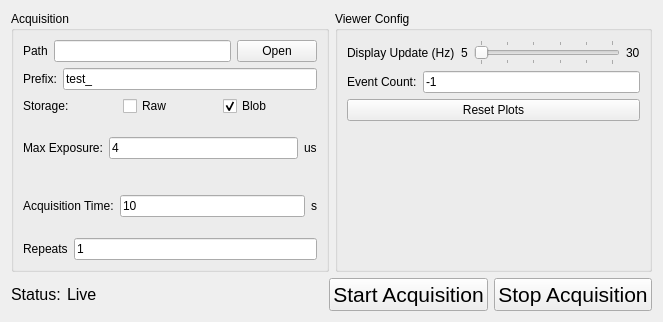
Old version of the form tools/pymepixdaq/panels/ui/daqconfig.ui in the repository CFEL-CMI/pymepix.
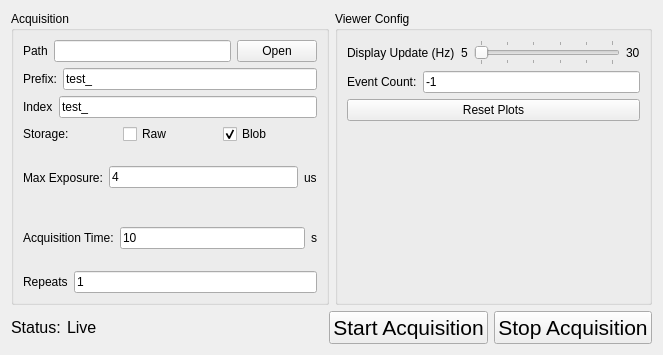
New version of the form.

Commit message: Added  index parameter

```diff
--- a/tools/pymepixdaq/panels/ui/daqconfig.ui
+++ b/tools/pymepixdaq/panels/ui/daqconfig.ui
@@ -7,7 +7,7 @@
     <x>0</x>
     <y>0</y>
     <width>663</width>
-    <height>322</height>
+    <height>355</height>
    </rect>
   </property>
   <property name="windowTitle">
@@ -61,6 +61,24 @@
           </item>
          </layout>
         </item>
+        <item>
+         <layout class="QHBoxLayout" name="horizontalLayout_12">
+          <item>
+           <widget class="QLabel" name="label_14">
+            <property name="text">
+             <string>Index</string>
+            </property>
+           </widget>
+          </item>
+          <item>
+           <widget class="QLineEdit" name="startindex">
+            <property name="text">
+             <string>test_</string>
+            </property>
+           </widget>
+          </item>
+         </layout>
+        </item>
         <item>
          <layout class="QHBoxLayout" name="horizontalLayout_9">
           <item>
```
